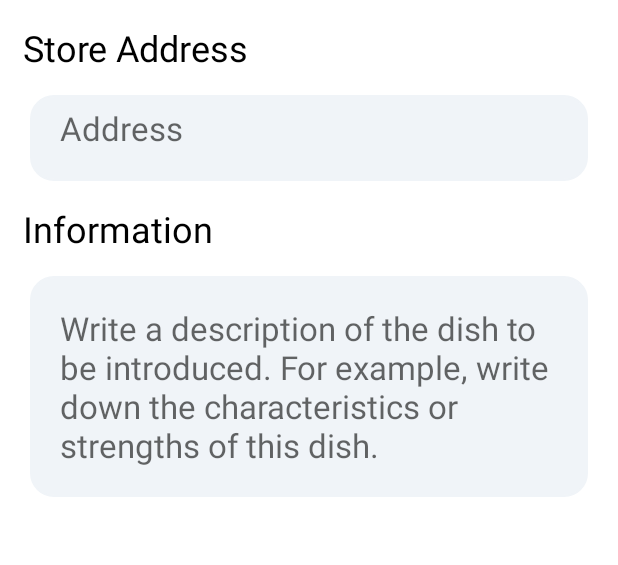
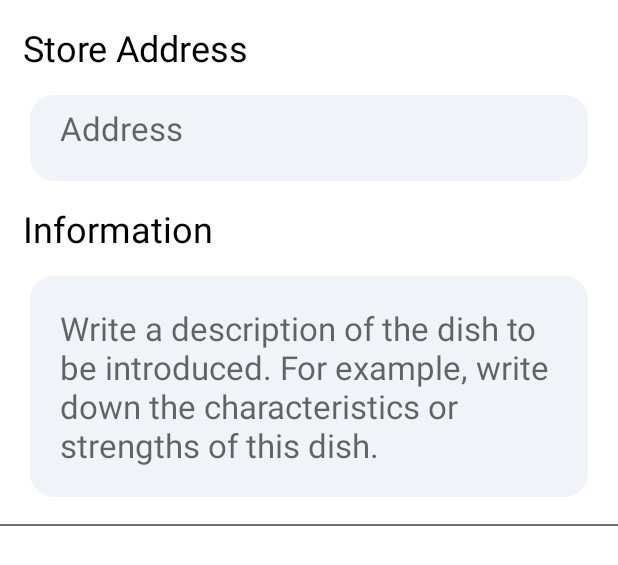
Before and after one commit to CYC0227/-, an Android app: the layout sale_item.xml on its own in the app's theme, with its tools: preview values and no code run, on a phone screen of 412 x 824 dp. Shown: the top 565 px of the screen. Run offline under Robolectric (Android 15) with nearby library versions, the phone set to English and light mode, and no system bars.

Commit message:
동네특가 유후~

```diff
--- a/app/src/main/res/layout/activity_sale.xml
+++ b/app/src/main/res/layout/activity_sale.xml
@@ -43,8 +43,8 @@
 
     <ScrollView
         android:id="@+id/scrollView2"
-        android:layout_width="413dp"
-        android:layout_height="510dp"
+        android:layout_width="402dp"
+        android:layout_height="440dp"
         android:fillViewport="true"
         android:scrollbars="none"
         app:layout_constraintBottom_toBottomOf="parent"
--- a/app/src/main/res/layout/sale_item.xml
+++ b/app/src/main/res/layout/sale_item.xml
@@ -66,6 +66,14 @@
                     android:padding="20dp"
                     android:background="@drawable/shape2"/>
 
+                <ImageView
+                    android:id="@+id/line"
+                    android:layout_width="match_parent"
+                    android:layout_height="wrap_content"
+                    android:layout_marginTop="18dp"
+                    android:scaleType="fitXY"
+                    app:srcCompat="@drawable/decription_line" />
+
             </LinearLayout>
         </ScrollView>
     </LinearLayout>
```
Also changed, not shown: app/src/main/java/gachon/mpclass/mp_team_newnew/SaleActivity.java (+8 -0 lines).
